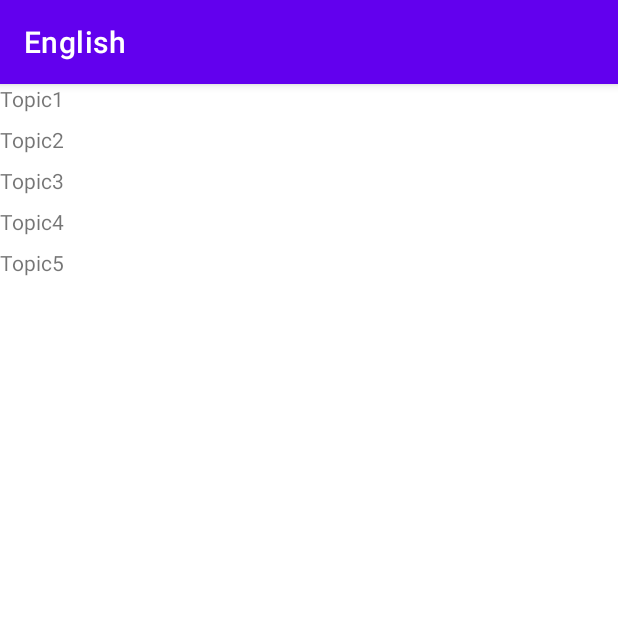
After one commit to RimaMashiro/RimAndroidEng, an Android app: the fragment TopicSelectionFragment shown on its own in the app's theme, on a phone screen of 412 x 824 dp, the top half of it. The commit adds this screen. Run offline under Robolectric (Android 15) with nearby library versions, the phone set to English and light mode, and no system bars; 1 statement that could not run was skipped.

Commit message:
TopicSelectionFragment

```diff
--- a/app/src/main/java/com/example/eng/ui/login/LoginViewModel.java
+++ b/app/src/main/java/com/example/eng/ui/login/LoginViewModel.java
@@ -19,7 +19,7 @@ public class LoginViewModel extends ViewModel {
     private String email;
     private  String password;
 
-    private MutableLiveData<Boolean> _navigationToPasswordResetFragment= new MutableLiveData<Boolean>(false) ;
+    private SingleLiveEvent<Boolean> _navigationToPasswordResetFragment= new SingleLiveEvent<Boolean>(false) ;
 
     LiveData<Boolean> navigationToPasswordResetFragment= _navigationToPasswordResetFragment;
     public void onEmailChanged(String email){
--- /dev/null
+++ b/app/src/main/java/com/example/eng/ui/topicselection/Topic.java
@@ -0,0 +1,22 @@
+package com.example.eng.ui.topicselection;
+
+public class Topic {
+
+    private String name; // название
+
+    public Topic(String name){
+
+        this.name=name;
+
+    }
+
+    public String getName() {
+        return this.name;
+    }
+
+    public void setName(String name) {
+        this.name = name;
+    }
+
+
+}
--- /dev/null
+++ b/app/src/main/java/com/example/eng/ui/topicselection/TopicAdapter.java
@@ -0,0 +1,65 @@
+package com.example.eng.ui.topicselection;
+
+import android.view.LayoutInflater;
+import android.view.View;
+import android.view.ViewGroup;
+import android.widget.TextView;
+import com.example.eng.R;
+
+import androidx.recyclerview.widget.RecyclerView;
+
+import java.util.ArrayList;
+
+public class TopicAdapter extends RecyclerView.Adapter<TopicAdapter.ViewHolder>{
+
+    private ArrayList<Topic> topics;
+    private final OnItemClickListener onItemClickListener;
+    public TopicAdapter(OnItemClickListener onItemClickListener ) {
+        this.onItemClickListener=onItemClickListener;
+    }
+    @Override
+    public TopicAdapter.ViewHolder onCreateViewHolder(ViewGroup parent, int viewType) {
+
+        LayoutInflater inflater = LayoutInflater.from(parent.getContext());
+        View view = inflater.inflate(R.layout.list_item, parent, false);
+        return new ViewHolder(view);
+    }
+
+    @Override
+    public void onBindViewHolder(TopicAdapter.ViewHolder holder, int position) {
+        Topic task = topics.get(position);
+        holder.nameView.setText(task.getName());
+        holder.itemView.setOnClickListener(new View.OnClickListener() {
+            @Override
+            public void onClick(View view) {
+                onItemClickListener.onItemClick(task);
+            }
+        });
+    }
+
+    @Override
+    public int getItemCount() {
+        return topics.size();
+    }
+
+    public void updateTasksList(final ArrayList<Topic> tasks) {
+        this.topics.clear();
+        this.topics = tasks;
+        notifyDataSetChanged();
+    }
+    public static class ViewHolder extends RecyclerView.ViewHolder {
+
+        final TextView nameView;
+        ViewHolder(View view){
+            super(view);
+
+            nameView = view.findViewById(R.id.name);
+
+        }
+    }
+
+    public interface OnItemClickListener{
+        void onItemClick(Topic item);
+    }
+
+}
--- /dev/null
+++ b/app/src/main/java/com/example/eng/ui/topicselection/TopicSelectionFragment.java
@@ -0,0 +1,49 @@
+package com.example.eng.ui.topicselection;
+
+import android.os.Bundle;
+import android.view.LayoutInflater;
+import android.view.View;
+import android.view.ViewGroup;
+
+import androidx.annotation.NonNull;
+import androidx.annotation.Nullable;
+import androidx.fragment.app.Fragment;
+import androidx.lifecycle.Observer;
+import androidx.lifecycle.ViewModelProvider;
+
+import com.example.eng.databinding.FragmentTopicSelectionBinding;
+
+import java.util.ArrayList;
+
+public class TopicSelectionFragment extends Fragment {
+
+    private TopicSelectionViewModel viewModel;
+    private FragmentTopicSelectionBinding binding;
+
+    @Override
+    public View onCreateView(LayoutInflater inflater, ViewGroup container, Bundle savedInstanceState) {
+        binding = FragmentTopicSelectionBinding.inflate(inflater, container, false);
+        return binding.getRoot();
+    }
+
+    @Override
+    public void onViewCreated(@NonNull View view, @Nullable Bundle savedInstanceState) {
+        super.onViewCreated(view, savedInstanceState);
+        ViewModelProvider provider = new ViewModelProvider(requireActivity());
+        viewModel = provider.get(TopicSelectionViewModel.class);
+        initRecyclerView();
+    }
+    private void initRecyclerView() {
+        TopicAdapter adapter = new TopicAdapter( viewModel );
+        binding.list.setAdapter(adapter);
+        viewModel.topics.observe(getViewLifecycleOwner(), new Observer<ArrayList<Topic>>() {
+            @Override
+            public void onChanged(ArrayList<Topic> topics) {
+                adapter.updateTasksList(topics);
+            }
+        });
+    }
+
+
+
+}
--- /dev/null
+++ b/app/src/main/java/com/example/eng/ui/topicselection/TopicSelectionViewModel.java
@@ -0,0 +1,29 @@
+package com.example.eng.ui.topicselection;
+
+import androidx.lifecycle.LiveData;
+import androidx.lifecycle.MutableLiveData;
+import androidx.lifecycle.ViewModel;
+
+import java.util.ArrayList;
+
+public class TopicSelectionViewModel extends ViewModel implements TopicAdapter.OnItemClickListener {
+    private MutableLiveData<ArrayList<Topic>> _topics = new MutableLiveData<ArrayList<Topic>>(getTopicList());
+    public LiveData<ArrayList<Topic>> topics = _topics;
+
+    @Override
+    public void onItemClick(Topic item) {
+    }
+
+    public ArrayList<Topic> getTopicList(){
+
+        ArrayList<Topic> topics = new ArrayList<>();
+        topics.add(new Topic("Topic1"));
+        topics.add(new Topic("Topic2"));
+        topics.add(new Topic("Topic3"));
+        topics.add(new Topic("Topic4"));
+        topics.add(new Topic("Topic5"));
+
+        return topics;
+    }
+
+}
--- /dev/null
+++ b/app/src/main/res/layout/fragment_topic_selection.xml
@@ -0,0 +1,23 @@
+<?xml version="1.0" encoding="utf-8"?>
+<androidx.constraintlayout.widget.ConstraintLayout xmlns:android="http://schemas.android.com/apk/res/android"
+    xmlns:app="http://schemas.android.com/apk/res-auto"
+    xmlns:tools="http://schemas.android.com/tools"
+    android:layout_width="match_parent"
+    android:layout_height="match_parent"
+    >
+
+    <androidx.recyclerview.widget.RecyclerView
+        android:id="@+id/list"
+        android:layout_width="0dp"
+        android:layout_height="0dp"
+        app:layoutManager="androidx.recyclerview.widget.LinearLayoutManager"
+        app:layout_constraintBottom_toBottomOf="parent"
+        app:layout_constraintHorizontal_bias="0.0"
+        app:layout_constraintLeft_toLeftOf="parent"
+        app:layout_constraintRight_toRightOf="parent"
+        app:layout_constraintTop_toTopOf="parent"
+        app:layout_constraintVertical_bias="1.0"
+        tools:itemCount="5"
+        tools:listitem="@layout/list_item" />
+
+</androidx.constraintlayout.widget.ConstraintLayout>
--- /dev/null
+++ b/app/src/main/res/layout/list_item.xml
@@ -0,0 +1,24 @@
+<?xml version="1.0" encoding="utf-8"?>
+<androidx.constraintlayout.widget.ConstraintLayout
+    xmlns:android="http://schemas.android.com/apk/res/android"
+    xmlns:app="http://schemas.android.com/apk/res-auto"
+    android:layout_width="match_parent"
+    android:layout_height="wrap_content"
+    android:layout_marginBottom="8dp">
+
+
+
+    <TextView
+        android:id="@+id/name"
+        android:layout_width="0dp"
+        android:layout_height="wrap_content"
+        android:text="Название"
+        app:layout_constraintEnd_toEndOf="parent"
+        app:layout_constraintHorizontal_bias="0.0"
+
+        app:layout_constraintStart_toStartOf="parent"
+        app:layout_constraintTop_toTopOf="parent" />
+
+
+
+</androidx.constraintlayout.widget.ConstraintLayout>
```
Also changed, not shown: app/src/main/java/com/example/eng/MainActivity.java (+7 -0 lines).
